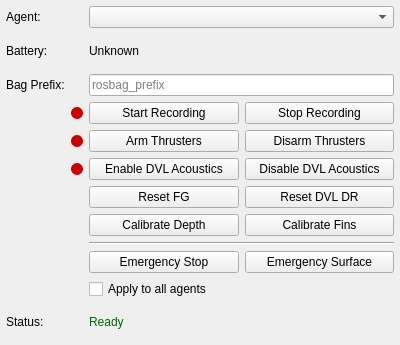
Before: the Qt Designer form coug_rqt/ui/coug_utils.ui in cougars-auv/coug_rqt, drawn with Qt 5.
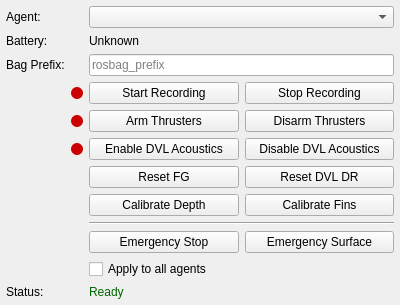
After: the same form once the commit is applied.

Commit message: Fix for GUI word wrapping

```diff
--- a/coug_rqt/ui/coug_utils.ui
+++ b/coug_rqt/ui/coug_utils.ui
@@ -5,7 +5,7 @@
     <property name="minimumSize">
       <size>
         <width>400</width>
-        <height>345</height>
+        <height>0</height>
       </size>
     </property>
     <property name="windowTitle">
@@ -352,6 +352,9 @@
           <property name="text">
             <string>Status:</string>
           </property>
+          <property name="alignment">
+            <set>Qt::AlignLeading|Qt::AlignLeft|Qt::AlignTop</set>
+          </property>
         </widget>
       </item>
       <item row="11" column="2" colspan="3">
```
